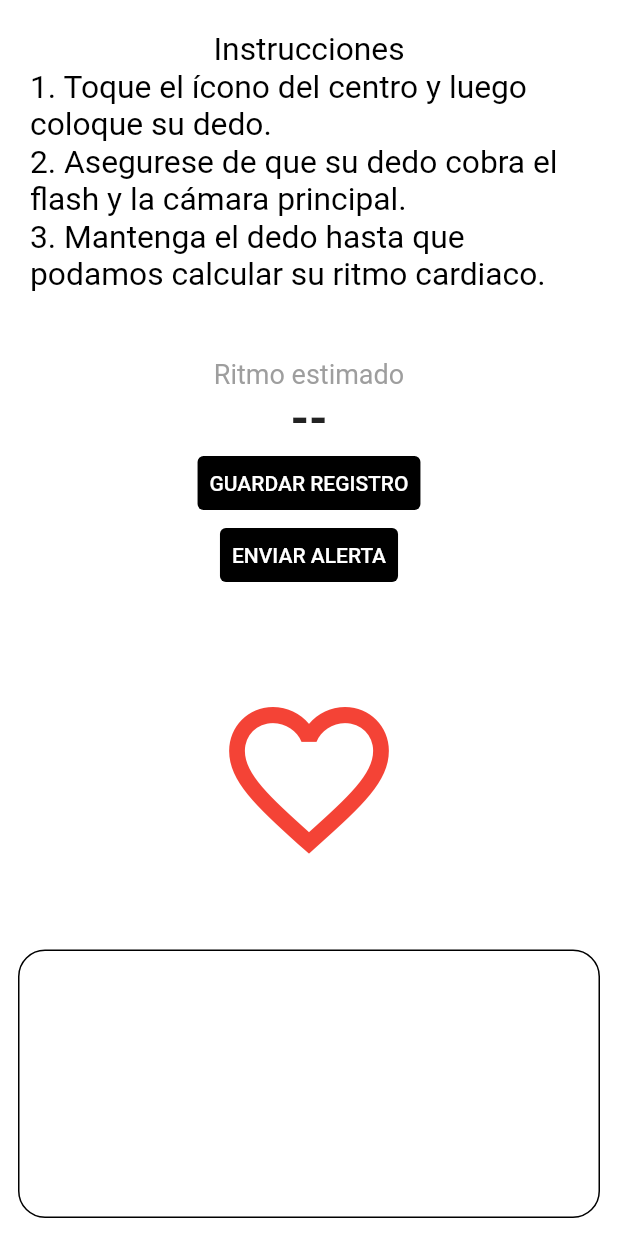
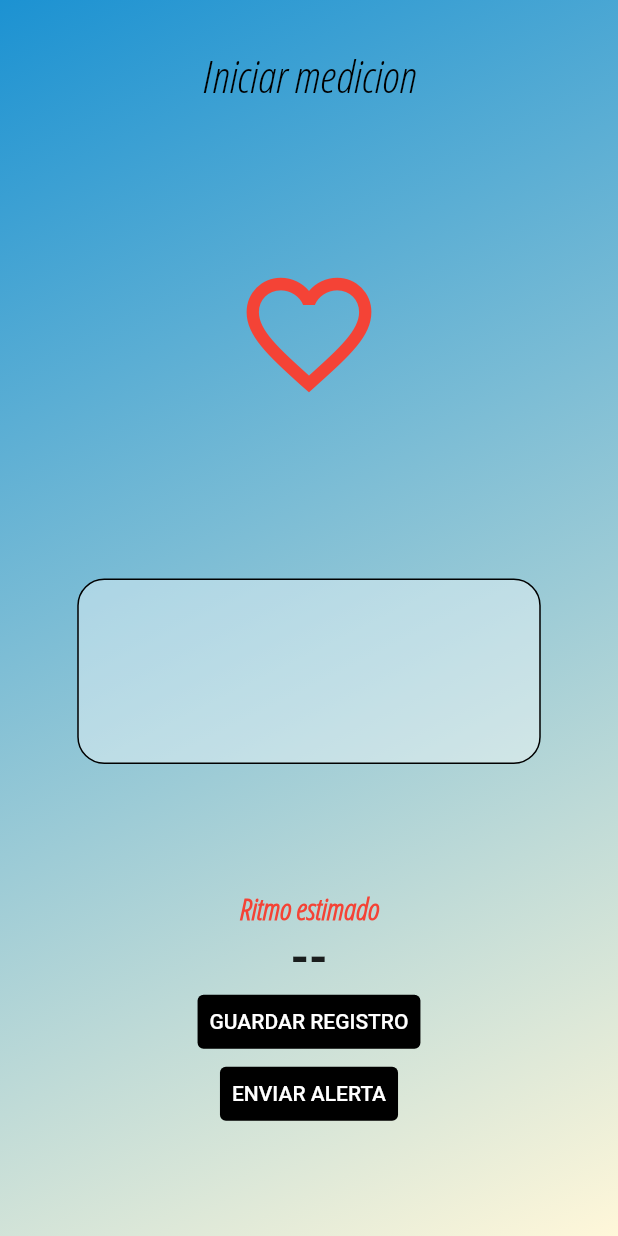
Before and after one commit to alpha1003/smr, a Flutter app: the MedicionPage screen opened directly, on a phone screen of 412 x 824 dp. Run offline on Flutter 3.47's test engine with Material 2 defaults, Android fonts, the light colour scheme and no system bars; our stand-ins replace camera, charts_flutter, flutter_signin_button, wakelock.

Commit message:
25-10-21

```diff
--- a/lib/main.dart
+++ b/lib/main.dart
@@ -11,7 +11,7 @@ class MyApp extends StatelessWidget {
     return MaterialApp(
       title: 'Material App',
       debugShowCheckedModeBanner: false,
-      home: LoginPage(),
+      home: MedicionPage(),
       theme: tema.theme,
 
     );
--- a/lib/src/pages/medicionPage.dart
+++ b/lib/src/pages/medicionPage.dart
@@ -2,6 +2,8 @@ import 'dart:async';
 import 'package:camera/camera.dart';
 import 'package:flutter/material.dart';
 import 'package:intl/intl.dart';
+import 'package:smr/src/theme/theme.dart' as tema;
+import 'package:smr/src/widgets/background.dart';
 import 'package:wakelock/wakelock.dart';
 import '../../chart.dart';
 
@@ -72,42 +74,62 @@ class MedicionPageView extends State<MedicionPage>
     return Scaffold(
       backgroundColor: Colors.white,
       body: SafeArea(
-        child: Column(
-          children: <Widget>[
-            Container(
-              margin: EdgeInsets.all(20.0),
-              child: Column(
+        child: Stack(
+
             children: [
-                  Row(
-                    children: [
-                      Text(
-                        "Instrucciones",
-                        style: styleText,
-                      )
-                    ],
-                    mainAxisAlignment: MainAxisAlignment.center,
-                  ),
-                  Text(
-                    "1. Toque el ícono del centro y luego coloque su dedo.",
-                    style: styleText,
-                  ),
-                  Text(
-                    "2. Asegurese de que su dedo cobra el flash y la cámara principal.",
-                    style: styleText,
-                  ),
-                  Text(
-                    "3. Mantenga el dedo hasta que podamos calcular su ritmo cardiaco.",
-                    style: styleText,
-                  ),
+                tema.gradientBackGround,
+                _contenido(context),
             ],
         ),
+      ),
+    );
+  }
+
+  Column _contenido(BuildContext context) {
+    return Column(
+
+        children: <Widget>[
+          SizedBox(height: 30.0,),
+          Text("Iniciar medicion", style: tema.styleText_2.copyWith(fontSize: 30) ),
+          Expanded(
+            flex: 1,
+            child: Center(
+              child: Transform.scale(
+                scale: _iconScale,
+                child: IconButton(
+                  icon:
+                      Icon(_toggled ? Icons.favorite : Icons.favorite_border),
+                  color: Colors.red,
+                  iconSize: 100,
+                  onPressed: () {
+                    if (_toggled) {
+                      _untoggle();
+                    } else {
+                      _toggle();
+                    }
+                  },
+                ),
+              ),
+            ),
+          ),
+          Container(
+
+            height: MediaQuery.of(context).size.height * 0.15,
+            width: MediaQuery.of(context).size.width * 0.75,
+            margin: EdgeInsets.all(12),
+            decoration: BoxDecoration(
+                borderRadius: BorderRadius.all(
+                  Radius.circular(18),
+                ),
+                border: Border.all(color: Colors.black),
+                color: Colors.white38),
+            child: Chart(_data),
           ),
           Expanded(
               flex: 1,
               child: Row(
                 mainAxisAlignment: MainAxisAlignment.spaceBetween,
                 children: <Widget>[
-
                   Expanded(
                     flex: 1,
                     child: Center(
@@ -117,7 +139,7 @@ class MedicionPageView extends State<MedicionPage>
                       children: <Widget>[
                         Text(
                           "Ritmo estimado",
-                            style: TextStyle(fontSize: 18, color: Colors.grey),
+                          style: tema.styleText_2.copyWith(fontWeight: FontWeight.bold,color: Colors.red),
                         ),
                         Text(
                           (_bpmFinal > 30 && _bpmFinal < 150
@@ -148,43 +170,7 @@ class MedicionPageView extends State<MedicionPage>
                   ),
                 ],
               )),
-            Expanded(
-              flex: 1,
-              child: Center(
-                child: Transform.scale(
-                  scale: _iconScale,
-                  child: IconButton(
-                    icon:
-                        Icon(_toggled ? Icons.favorite : Icons.favorite_border),
-                    color: Colors.red,
-                    iconSize: 128,
-                    onPressed: () {
-                      if (_toggled) {
-                        _untoggle();
-                      } else {
-                        _toggle();
-                      }
-                    },
-                  ),
-                ),
-              ),
-            ),
-            Expanded(
-              flex: 1,
-              child: Container(
-                margin: EdgeInsets.all(12),
-                decoration: BoxDecoration(
-                    borderRadius: BorderRadius.all(
-                      Radius.circular(18),
-                    ),
-                    border: Border.all(color: Colors.black),
-                    color: Colors.white38),
-                child: Chart(_data),
-              ),
-            ),
         ],
-        ),
-      ),
       );
   }
 
--- a/lib/src/theme/theme.dart
+++ b/lib/src/theme/theme.dart
@@ -23,3 +23,16 @@ final styleText_2 = TextStyle(
       fontSize: 20.0,
       fontFamily: "OpenSans"
 );
+
+final gradientBackGround = Container(
+         decoration: BoxDecoration(
+             gradient: LinearGradient(
+                begin: Alignment.topLeft,
+                end: Alignment.bottomRight,
+                 colors: [
+                      Color.fromRGBO(28, 146, 210, 82),
+                      Color.fromRGBO(255, 247, 217, 100)
+                 ],
+             ),
+         ),
+      );
```
Also changed, not shown: lib/src/pages/login_page.dart (+27 -13 lines), lib/src/widgets/background.dart (added, +14 -0 lines), lib/src/pages/home_page.dart (added). Lines whose indentation alone changed are shown as unchanged.
